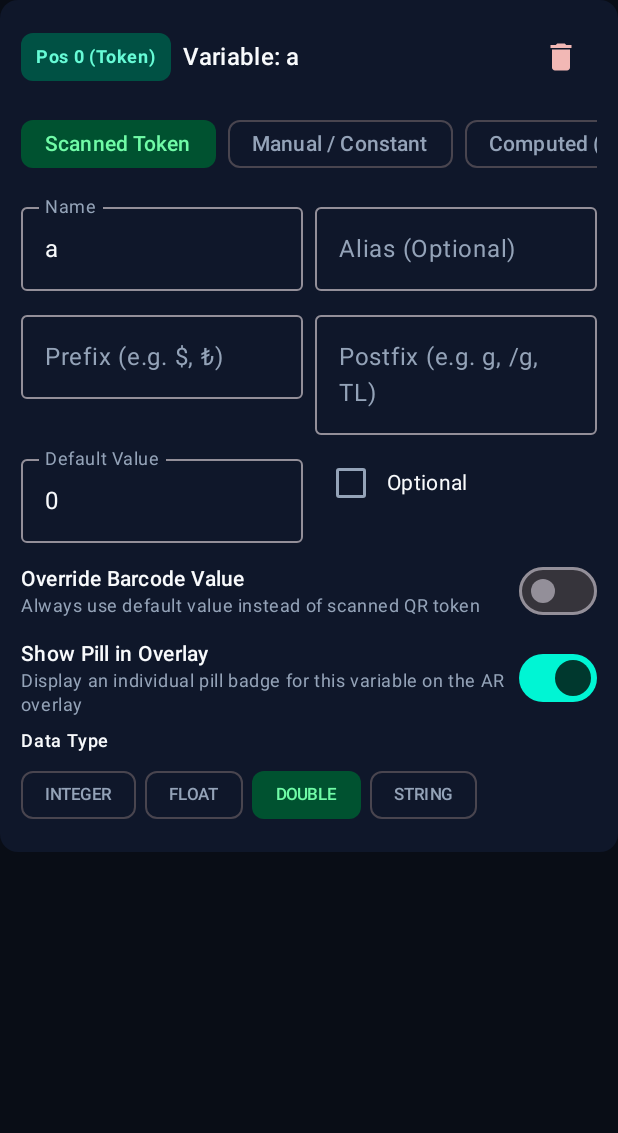
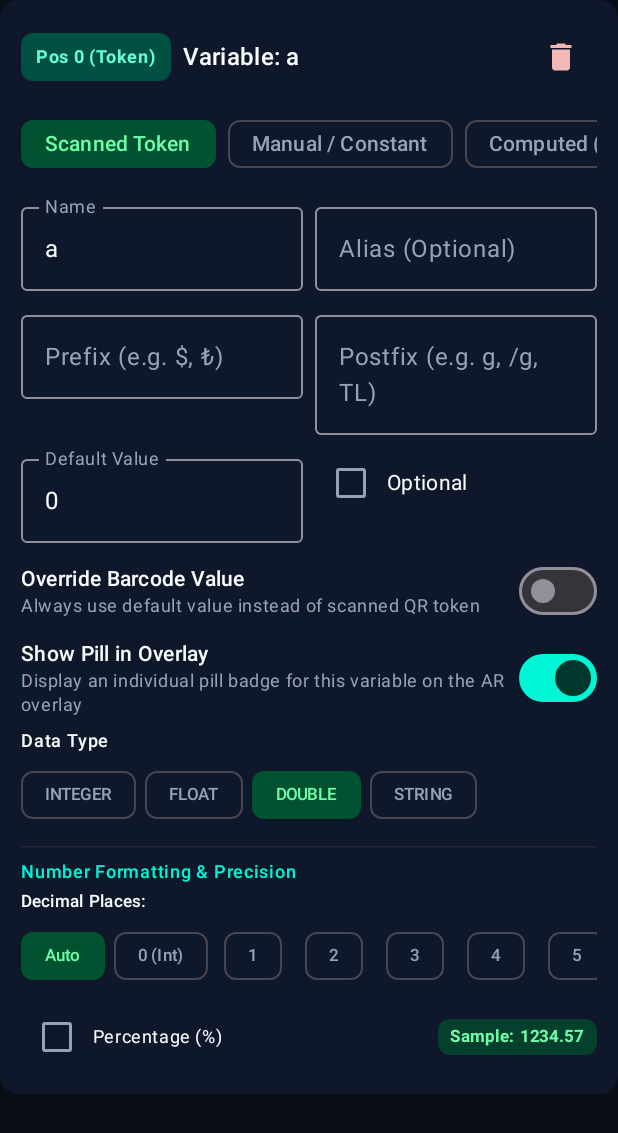
Before and after one commit to eozalp/Qr-reader, an Android app built with Jetpack Compose: the composable VariableItemCard called with empty values, on a phone screen of 412 x 824 dp. Shown: the top 1133 px of the screen. Run offline under Robolectric (Android 15) with nearby library versions, the phone set to English and light mode, and no system bars; libraries missing offline, so code that uses them is left out: androidx.camera.core, androidx.camera.lifecycle, androidx.camera.view; 5 statements that could not run were skipped.

Commit message:
feat: add advanced numeric formatting to variables
Implement granular numeric display settings per variable, including decimal precision, custom separators, percentage support, and negative value formatting. Update the parsing engine and UI components to respect these new display configurations during real-time rendering.

```diff
--- a/app/src/main/java/com/example/engine/ResultFormatter.kt
+++ b/app/src/main/java/com/example/engine/ResultFormatter.kt
@@ -1,7 +1,9 @@
 package com.example.engine
 
 import com.example.model.AppRoundingMode
+import com.example.model.FieldDataType
 import com.example.model.ResultFormatting
+import com.example.model.VariableDefinition
 import java.math.BigDecimal
 import java.math.RoundingMode
 import kotlin.math.abs
@@ -9,21 +11,112 @@ import kotlin.math.abs
 object ResultFormatter {
 
     fun format(value: Double, formatting: ResultFormatting): String {
+        val precision = when (formatting.numericType) {
+            "Integer" -> 0
+            else -> formatting.decimalPrecision.coerceIn(0, 10)
+        }
+        return formatCore(
+            value = value,
+            precision = precision,
+            roundingMode = formatting.roundingMode,
+            thousandsSeparator = formatting.thousandsSeparator,
+            decimalSeparator = formatting.decimalSeparator,
+            prefix = formatting.prefix,
+            postfix = formatting.postfix,
+            negativeFormat = formatting.negativeFormat,
+            showLeadingZeros = formatting.showLeadingZeros,
+            minIntegerDigits = formatting.minIntegerDigits
+        )
+    }
+
+    /**
+     * Formats a variable's numeric value taking into account variable-specific settings
+     * with fallback to profile-level defaults.
+     */
+    fun formatVariable(
+        value: Double,
+        varDef: VariableDefinition,
+        profileFormatting: ResultFormatting? = null,
+        includePrefixPostfix: Boolean = true
+    ): String {
+        if (value.isNaN()) return "NaN"
+        if (value.isInfinite()) return if (value > 0) "+Infinity" else "-Infinity"
+
+        // 1. Precision (Decimal Places)
+        val precision = when {
+            varDef.dataType == FieldDataType.INTEGER -> 0
+            varDef.decimalPlaces != null -> varDef.decimalPlaces.coerceIn(0, 10)
+            profileFormatting != null && profileFormatting.numericType == "Integer" -> 0
+            profileFormatting != null -> profileFormatting.decimalPrecision.coerceIn(0, 10)
+            else -> if (value % 1.0 == 0.0) 0 else 2
+        }
+
+        // 2. Rounding Mode
+        val roundingMode = varDef.roundingMode ?: profileFormatting?.roundingMode ?: AppRoundingMode.ROUND_HALF_UP
+
+        // 3. Thousands Separator
+        val thousandsSep = when {
+            varDef.thousandsSeparator != "inherit" -> varDef.thousandsSeparator
+            profileFormatting != null -> profileFormatting.thousandsSeparator
+            else -> "none"
+        }
+
+        // 4. Decimal Separator
+        val decimalSep = when {
+            varDef.decimalSeparator != "inherit" -> varDef.decimalSeparator
+            profileFormatting != null -> profileFormatting.decimalSeparator
+            else -> "."
+        }
+
+        // 5. Negative Format
+        val negFormat = when {
+            varDef.negativeFormat != "inherit" -> varDef.negativeFormat
+            profileFormatting != null -> profileFormatting.negativeFormat
+            else -> "-x"
+        }
+
+        // 6. Prefix & Postfix
+        val effPrefix = if (includePrefixPostfix) varDef.prefix else ""
+        var effPostfix = if (includePrefixPostfix) varDef.postfix else ""
+        if (varDef.isPercentage && !effPostfix.contains("%")) {
+            effPostfix = if (effPostfix.isEmpty()) "%" else "$effPostfix%"
+        }
+
+        return formatCore(
+            value = value,
+            precision = precision,
+            roundingMode = roundingMode,
+            thousandsSeparator = thousandsSep,
+            decimalSeparator = decimalSep,
+            prefix = effPrefix,
+            postfix = effPostfix,
+            negativeFormat = negFormat,
+            showLeadingZeros = profileFormatting?.showLeadingZeros ?: false,
+            minIntegerDigits = profileFormatting?.minIntegerDigits ?: 1
+        )
+    }
+
+    fun formatCore(
+        value: Double,
+        precision: Int,
+        roundingMode: AppRoundingMode,
+        thousandsSeparator: String,
+        decimalSeparator: String,
+        prefix: String,
+        postfix: String,
+        negativeFormat: String,
+        showLeadingZeros: Boolean = false,
+        minIntegerDigits: Int = 1
+    ): String {
         if (value.isNaN()) return "NaN"
         if (value.isInfinite()) return if (value > 0) "+Infinity" else "-Infinity"
 
         val isNegative = value < 0
         val absValue = abs(value)
 
-        // Precision & Rounding
-        val precision = when (formatting.numericType) {
-            "Integer" -> 0
-            else -> formatting.decimalPrecision.coerceIn(0, 10)
-        }
-
         val roundedBigDecimal: BigDecimal = try {
             val bd = BigDecimal.valueOf(absValue)
-            when (formatting.roundingMode) {
+            when (roundingMode) {
                 AppRoundingMode.NO_ROUNDING -> bd.setScale(precision, RoundingMode.HALF_UP)
                 AppRoundingMode.ROUND_HALF_UP -> bd.setScale(precision, RoundingMode.HALF_UP)
                 AppRoundingMode.ROUND_HALF_DOWN -> bd.setScale(precision, RoundingMode.HALF_DOWN)
@@ -32,7 +125,7 @@ object ResultFormatter {
                 AppRoundingMode.FLOOR -> bd.setScale(precision, RoundingMode.FLOOR)
                 AppRoundingMode.TRUNCATE -> bd.setScale(precision, RoundingMode.DOWN)
             }
-        } catch (e: Exception) {
+        } catch (_: Exception) {
             BigDecimal.valueOf(absValue).setScale(precision, RoundingMode.HALF_UP)
         }
 
@@ -42,12 +135,12 @@ object ResultFormatter {
         val fractionalPart = if (parts.size > 1) parts[1] else ""
 
         // Min integer digits (leading zeros)
-        if (formatting.showLeadingZeros && integerPart.length < formatting.minIntegerDigits) {
-            integerPart = integerPart.padStart(formatting.minIntegerDigits, '0')
+        if (showLeadingZeros && integerPart.length < minIntegerDigits) {
+            integerPart = integerPart.padStart(minIntegerDigits, '0')
         }
 
         // Thousands separator
-        val groupedIntegerPart = when (formatting.thousandsSeparator) {
+        val groupedIntegerPart = when (thousandsSeparator) {
             "," -> groupDigits(integerPart, ',')
             "." -> groupDigits(integerPart, '.')
             " " -> groupDigits(integerPart, ' ')
@@ -57,23 +150,22 @@ object ResultFormatter {
 
         // Decimal representation
         val formattedNumber = if (precision > 0 && fractionalPart.isNotEmpty()) {
-            "$groupedIntegerPart${formatting.decimalSeparator}$fractionalPart"
+            "$groupedIntegerPart$decimalSeparator$fractionalPart"
         } else {
             groupedIntegerPart
         }
 
         // Negative sign & Prefix/Postfix
-        val output = if (isNegative && absValue > 1e-12) {
-            when (formatting.negativeFormat) {
-                "(x)" -> "(${formatting.prefix}$formattedNumber${formatting.postfix})"
-                "-prefix" -> "-${formatting.prefix}$formattedNumber${formatting.postfix}"
-                else -> "${formatting.prefix}-$formattedNumber${formatting.postfix}"
+        return if (isNegative && absValue > 1e-12) {
+            when (negativeFormat) {
+                "(x)" -> "($prefix$formattedNumber$postfix)"
+                "-prefix" -> "-$prefix$formattedNumber$postfix"
+                "-x" -> "$prefix-$formattedNumber$postfix"
+                else -> "-$prefix$formattedNumber$postfix"
             }
         } else {
-            "${formatting.prefix}$formattedNumber${formatting.postfix}"
+            "$prefix$formattedNumber$postfix"
         }
-
-        return output
     }
 
     private fun groupDigits(intStr: String, separator: Char): String {
--- a/app/src/main/java/com/example/model/QrProfile.kt
+++ b/app/src/main/java/com/example/model/QrProfile.kt
@@ -34,7 +34,13 @@ data class VariableDefinition(
     val computationFormula: String = "", // e.g. "price / grams" or "a / b"
     val isManual: Boolean = false, // True if manually added variable not extracted from barcode tokens
     val minValue: Double? = null,
-    val maxValue: Double? = null
+    val maxValue: Double? = null,
+    val decimalPlaces: Int? = null, // null = Auto/Inherit from profile, 0 = Integer, 1..6
+    val thousandsSeparator: String = "inherit", // "inherit", "none", ",", ".", " ", "'"
+    val decimalSeparator: String = "inherit", // "inherit", ".", ","
+    val roundingMode: AppRoundingMode? = null, // null = inherit from profile
+    val isPercentage: Boolean = false, // If true, treats and formats as percentage
+    val negativeFormat: String = "inherit" // "inherit", "-x", "(x)", "-$x"
 ) {
     fun toJson(): JSONObject {
         return JSONObject().apply {
@@ -54,6 +60,12 @@ data class VariableDefinition(
             put("isManual", isManual)
             if (minValue != null) put("minValue", minValue)
             if (maxValue != null) put("maxValue", maxValue)
+            if (decimalPlaces != null) put("decimalPlaces", decimalPlaces)
+            put("thousandsSeparator", thousandsSeparator)
+            put("decimalSeparator", decimalSeparator)
+            if (roundingMode != null) put("roundingMode", roundingMode.name)
+            put("isPercentage", isPercentage)
+            put("negativeFormat", negativeFormat)
         }
     }
 
@@ -77,7 +89,15 @@ data class VariableDefinition(
                 computationFormula = json.optString("computationFormula", ""),
                 isManual = json.optBoolean("isManual", false),
                 minValue = if (json.has("minValue")) json.optDouble("minValue") else null,
-                maxValue = if (json.has("maxValue")) json.optDouble("maxValue") else null
+                maxValue = if (json.has("maxValue")) json.optDouble("maxValue") else null,
+                decimalPlaces = if (json.has("decimalPlaces") && !json.isNull("decimalPlaces")) json.optInt("decimalPlaces") else null,
+                thousandsSeparator = json.optString("thousandsSeparator", "inherit"),
+                decimalSeparator = json.optString("decimalSeparator", "inherit"),
+                roundingMode = if (json.has("roundingMode")) runCatching {
+                    AppRoundingMode.valueOf(json.getString("roundingMode"))
+                }.getOrNull() else null,
+                isPercentage = json.optBoolean("isPercentage", false),
+                negativeFormat = json.optString("negativeFormat", "inherit")
             )
         }
     }
--- a/app/src/main/java/com/example/ui/settings/FormattingSettingsSection.kt
+++ b/app/src/main/java/com/example/ui/settings/FormattingSettingsSection.kt
@@ -196,7 +196,7 @@ fun FormattingSettingsSection(
                     FilterChip(
                         selected = formatting.thousandsSeparator == code,
                         onClick = { onFormattingChanged(formatting.copy(thousandsSeparator = code)) },
-                        label = { Text(label, fontSize = 12.sp) }
+                        label = { Text(label, fontSize = 12.sp, maxLines = 1, softWrap = false) }
                     )
                 }
             }
--- a/app/src/main/java/com/example/ui/settings/ParsingSettingsSection.kt
+++ b/app/src/main/java/com/example/ui/settings/ParsingSettingsSection.kt
@@ -27,6 +27,7 @@ import java.util.UUID
 
 import androidx.compose.material.icons.filled.Pin
 import androidx.compose.material.icons.filled.QrCodeScanner
+import com.example.engine.ResultFormatter
 
 @Composable
 fun ParsingSettingsSection(
@@ -603,8 +604,86 @@ fun VariableItemCard(
                     FilterChip(
                         selected = varDef.dataType == type,
                         onClick = { onUpdate(varDef.copy(dataType = type)) },
-                        label = { Text(type.name, fontSize = 11.sp) }
+                        label = { Text(type.name, fontSize = 11.sp, maxLines = 1, softWrap = false) }
                     )
+                }
+            }
+
+            if (varDef.dataType != FieldDataType.STRING) {
+                Spacer(modifier = Modifier.height(10.dp))
+                HorizontalDivider(color = MaterialTheme.colorScheme.outlineVariant.copy(alpha = 0.35f))
+                Spacer(modifier = Modifier.height(8.dp))
+
+                Text(
+                    text = "Number Formatting & Precision",
+                    style = MaterialTheme.typography.labelMedium,
+                    fontWeight = FontWeight.SemiBold,
+                    color = MaterialTheme.colorScheme.primary
+                )
+                Spacer(modifier = Modifier.height(4.dp))
+
+                // Decimal Places
+                Text("Decimal Places:", style = MaterialTheme.typography.labelSmall)
+                Spacer(modifier = Modifier.height(4.dp))
+                Row(
+                    modifier = Modifier
+                        .fillMaxWidth()
+                        .horizontalScroll(rememberScrollState()),
+                    horizontalArrangement = Arrangement.spacedBy(6.dp)
+                ) {
+                    val decOptions = listOf(
+                        null to "Auto",
+                        0 to "0 (Int)",
+                        1 to "1",
+                        2 to "2",
+                        3 to "3",
+                        4 to "4",
+                        5 to "5",
+                        6 to "6"
+                    )
+                    decOptions.forEach { (dec, label) ->
+                        FilterChip(
+                            selected = varDef.decimalPlaces == dec,
+                            onClick = { onUpdate(varDef.copy(decimalPlaces = dec)) },
+                            label = { Text(label, fontSize = 11.sp, maxLines = 1, softWrap = false) }
+                        )
+                    }
+                }
+
+                Spacer(modifier = Modifier.height(6.dp))
+
+                // Percentage & Separator controls
+                Row(
+                    modifier = Modifier.fillMaxWidth(),
+                    horizontalArrangement = Arrangement.SpaceBetween,
+                    verticalAlignment = Alignment.CenterVertically
+                ) {
+                    Row(
+                        verticalAlignment = Alignment.CenterVertically,
+                        modifier = Modifier.weight(1f)
+                    ) {
+                        Checkbox(
+                            checked = varDef.isPercentage,
+                            onCheckedChange = { onUpdate(varDef.copy(isPercentage = it)) }
+                        )
+                        Text("Percentage (%)", style = MaterialTheme.typography.bodySmall)
+                    }
+
+                    val previewSample = ResultFormatter.formatVariable(1234.5678, varDef, null, true)
+                    Surface(
+                        shape = RoundedCornerShape(8.dp),
+                        color = MaterialTheme.colorScheme.secondaryContainer.copy(alpha = 0.7f)
+                    ) {
+                        Text(
+                            text = "Sample: $previewSample",
+                            style = MaterialTheme.typography.labelSmall,
+                            fontWeight = FontWeight.Bold,
+                            color = MaterialTheme.colorScheme.onSecondaryContainer,
+                            modifier = Modifier.padding(horizontal = 8.dp, vertical = 4.dp),
+                            maxLines = 1,
+                            softWrap = false
+                        )
+                    }
                 }
             }
         }
```
Also changed, not shown: app/build.gradle.kts (+7 -2 lines), app/src/main/java/com/example/camera/QrTracker.kt (+48 -12 lines), app/src/main/java/com/example/ui/OverlayRenderer.kt (+20 -18 lines), app/src/main/java/com/example/ui/settings/FormulaSettingsSection.kt (deleted, +0 -263 lines), app/src/main/java/com/example/ui/settings/SettingsScreen.kt (+4 -14 lines), 2 other files.
